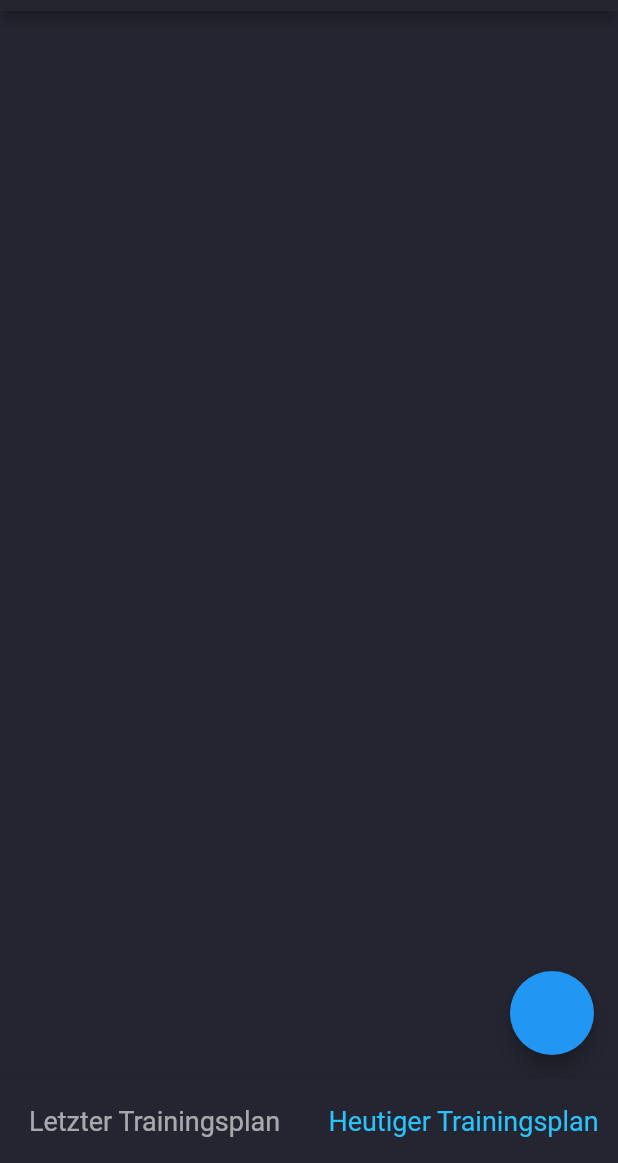
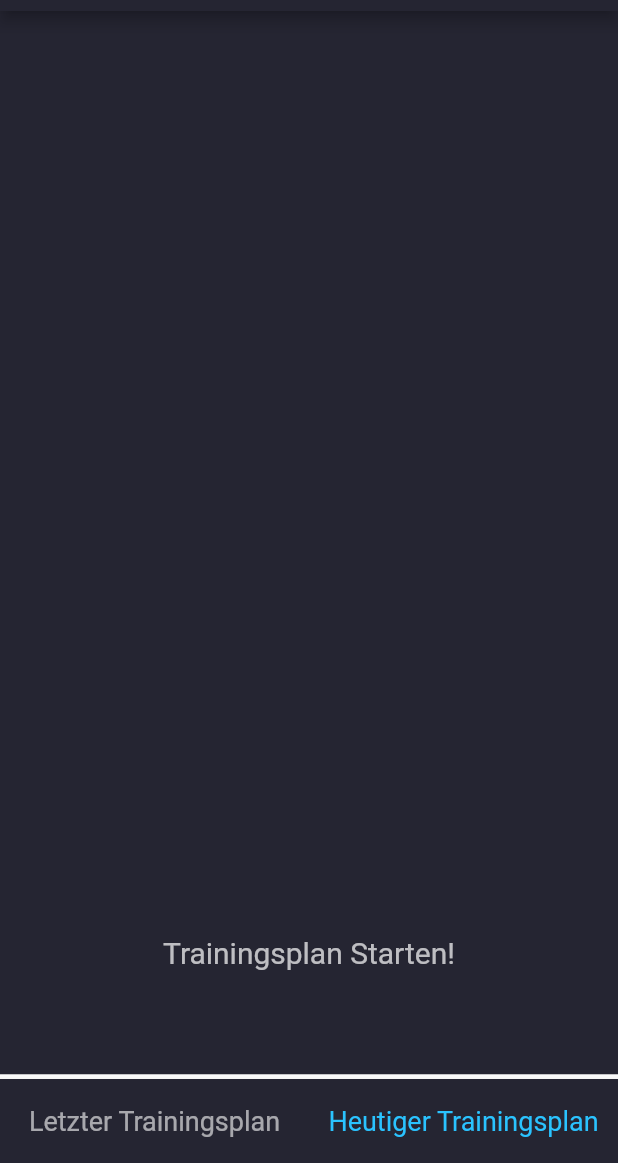
Before and after one commit to SonToni/AberGymMobile, a Flutter app: the screen it shows after launch, on a phone screen of 412 x 824 dp, the part 73-1236 px from its top. Run offline on Flutter 3.47's test engine with Material 2 defaults, Android fonts, the light colour scheme and no system bars; missing offline and left inert: mysql_client.

Commit message:
Update Mobile App
StartScreen finished
-14:00/16:34

```diff
--- a/Mobile-App/abergymmobile/lib/main.dart
+++ b/Mobile-App/abergymmobile/lib/main.dart
@@ -13,7 +13,7 @@ class MainScreen extends StatefulWidget {
 
 class _MainScreenState extends State<MainScreen> {
   int currentIndex = 1;
-  final screens = [const Last_Plan(), const HomeBody()];
+  final screens = [const SecondBody(), const HomeBody()];
   @override
   Widget build(BuildContext context) {
     return MaterialApp(
@@ -33,13 +33,18 @@ class _MainScreenState extends State<MainScreen> {
               centerTitle: true,
             ),
             body: screens[currentIndex],
-      bottomNavigationBar: BottomNavigationBar(
+            bottomNavigationBar: Container(
+                decoration: const BoxDecoration(
+                    color: Colors.white,
+                    border: Border(
+                        top: BorderSide(color: Colors.white60, width: 3.0))),
+                child: BottomNavigationBar(
                     currentIndex: currentIndex,
                     onTap: (index) => setState(() => currentIndex = index),
                     type: BottomNavigationBarType.fixed,
                     backgroundColor: const Color.fromRGBO(37, 37, 50, 1),
-          selectedItemColor:
-              const Color.fromARGB(255, 42, 195, 255), // Farbe anpassen,
+                    selectedItemColor: const Color.fromARGB(
+                        255, 42, 195, 255), // Farbe anpassen,
                     unselectedItemColor: Colors.white60,
                     selectedFontSize: 18,
                     unselectedFontSize: 18,
@@ -52,7 +57,6 @@ class _MainScreenState extends State<MainScreen> {
                         icon: Icon(Icons.home, size: 0),
                         label: 'Heutiger Trainingsplan',
                       )
-          ]),
-    ));
+                    ]))));
   }
 }
--- a/Mobile-App/abergymmobile/lib/mainscreen/bodies/homeBody.dart
+++ b/Mobile-App/abergymmobile/lib/mainscreen/bodies/homeBody.dart
@@ -1,5 +1,4 @@
 import 'package:flutter/material.dart';
-import 'package:abergymmobile/mainscreen/testtable.dart';
 import 'package:abergymmobile/mainscreen/table.dart';
 
 class HomeBody extends StatelessWidget {
@@ -7,6 +6,22 @@ class HomeBody extends StatelessWidget {
 
   @override
   Widget build(BuildContext context) {
-    return const WorkoutPlanTable();
+    return Scaffold(
+        body: WorkoutPlanTable(version: 1),
+        bottomNavigationBar: GestureDetector(
+          child: Container(
+              color: const Color.fromRGBO(37, 37, 50, 1),
+              height: 163,
+              width: 325,
+              child: const Center(
+                child: Text(
+                  "Trainingsplan Starten!",
+                  style: TextStyle(color: Colors.white70, fontSize: 20),
+                ),
+              )),
+          onTap: () {
+            print('clicky');
+          },
+        ));
   }
 }
--- a/Mobile-App/abergymmobile/lib/mainscreen/table.dart
+++ b/Mobile-App/abergymmobile/lib/mainscreen/table.dart
@@ -2,13 +2,17 @@ import 'package:flutter/material.dart';
 import 'package:mysql_client/mysql_client.dart';
 
 class WorkoutPlanTable extends StatefulWidget {
-  const WorkoutPlanTable({super.key});
+  int version = 0;
+  WorkoutPlanTable({super.key, required this.version});
 
   @override
-  State<WorkoutPlanTable> createState() => _WorkoutPlanTableState();
+  State<WorkoutPlanTable> createState() => _WorkoutPlanTableState(version);
 }
 
 class _WorkoutPlanTableState extends State<WorkoutPlanTable> {
+  int version = 0;
+  _WorkoutPlanTableState(this.version);
+
   String? wname;
   late List<String?> wereps = [];
   late List<String?> wesets = [];
@@ -29,12 +33,19 @@ class _WorkoutPlanTableState extends State<WorkoutPlanTable> {
     );
 
     await conn.connect();
+    var result;
 
     print("Connected");
 
     // make query
-    var result = await conn.execute(
-        "select w.name, e.name as excersice, we.`sets`, we.weight, we.reps from Workoutplan w join WorkoutExercise we on we.workoutplan_id = w.id join Exercise e on we.exercise_id = e.id");
+
+    if (version == 1) {
+      result = await conn.execute(
+          "select w.name, e.name as excersice, we.`sets`, we.weight, we.reps from Workoutplan w join WorkoutExercise we on we.workoutplan_id = w.id join Exercise e on we.exercise_id = e.id where w.id = (select max(id) from Workoutplan)");
+    } else if (version == 2) {
+      result = await conn.execute(
+          "select w.name, e.name as excersice, we.`sets`, we.weight, we.reps from Workoutplan w join WorkoutExercise we on we.workoutplan_id = w.id join Exercise e on we.exercise_id = e.id where w.id = (select max(id)-1 from Workoutplan)");
+    }
 
     amountrows = result.numOfRows;
 
@@ -53,27 +64,31 @@ class _WorkoutPlanTableState extends State<WorkoutPlanTable> {
   }
 
   @override
+  void initState() {
+    super.initState();
+    getWorkoutplan();
+  }
+
+  @override
   Widget build(BuildContext context) => Scaffold(
         backgroundColor: const Color.fromRGBO(37, 37, 50, 1),
-        body: Column(children: <Widget>[
+        body: ListView(children: <Widget>[
           Padding(
               padding: const EdgeInsets.all(8.0),
-              child: Text(
-                (wname?.length != null ? wname.toString() : ""),
+              child: Text((wname?.length != null ? wname.toString() : ""),
                   style: const TextStyle(
                       fontSize: 25,
                       fontWeight: FontWeight.bold,
                       color: Color.fromARGB(255, 42, 195, 255)),
-              )),
+                  textAlign: TextAlign.center)),
           for (int i = 0; i < amountrows; i++) ...[
             Padding(
                 padding: const EdgeInsets.all(8.0),
-                child: Text(
-                  (ename.isNotEmpty ? ename[i].toString() : ""),
+                child: Text((ename.isNotEmpty ? ename[i].toString() : ""),
                     textScaleFactor: 2,
                     style: const TextStyle(
                         fontSize: 14, color: Color.fromARGB(255, 42, 195, 255)),
-                )),
+                    textAlign: TextAlign.center)),
             Padding(
                 padding: const EdgeInsets.all(8.0),
                 child: Table(children: [
@@ -110,7 +125,19 @@ class _WorkoutPlanTableState extends State<WorkoutPlanTable> {
                 ]))
           ]
         ]),
-        //TestButtom
-        floatingActionButton: FloatingActionButton(onPressed: getWorkoutplan),
+        /*bottomNavigationBar: GestureDetector(
+        child: Container(
+            height: 170,
+            width: 325,
+            child: const Center(
+              child: Text(
+                "Trainingsplan Starten!",
+                style: TextStyle(color: Colors.white70, fontSize: 20),
+              ),
+            )),
+        onTap: () {
+          print('clicky');
+        },
+      )*/
       );
 }
```
Also changed, not shown: Mobile-App/abergymmobile/lib/mainscreen/bodies/secondBody.dart (+4 -4 lines), 1 other file. Lines whose indentation alone changed are shown as unchanged.
